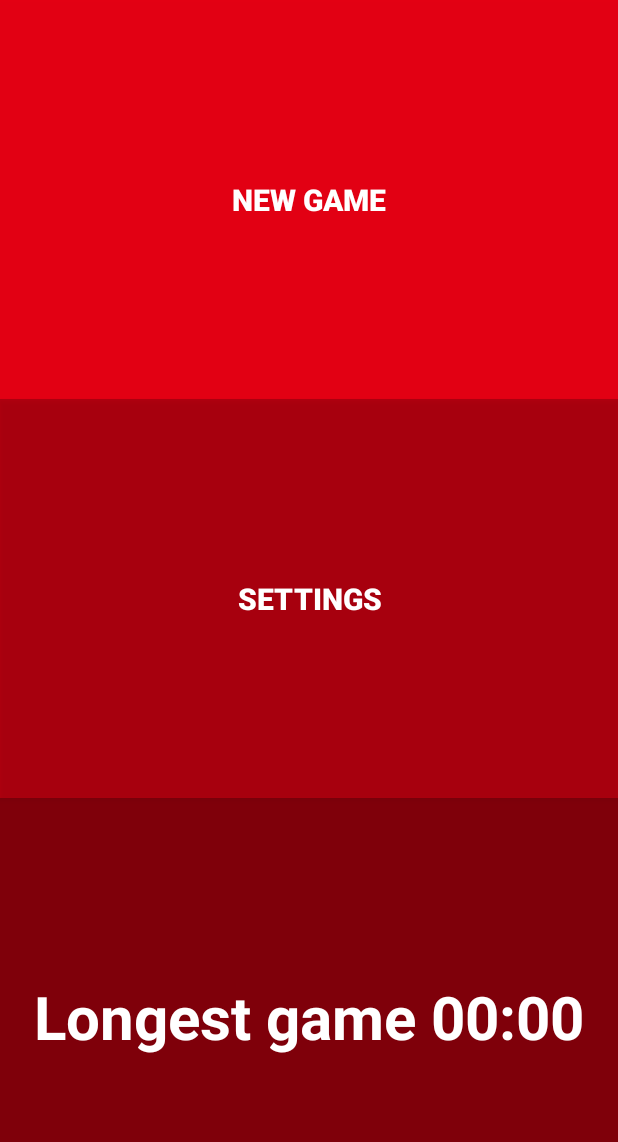
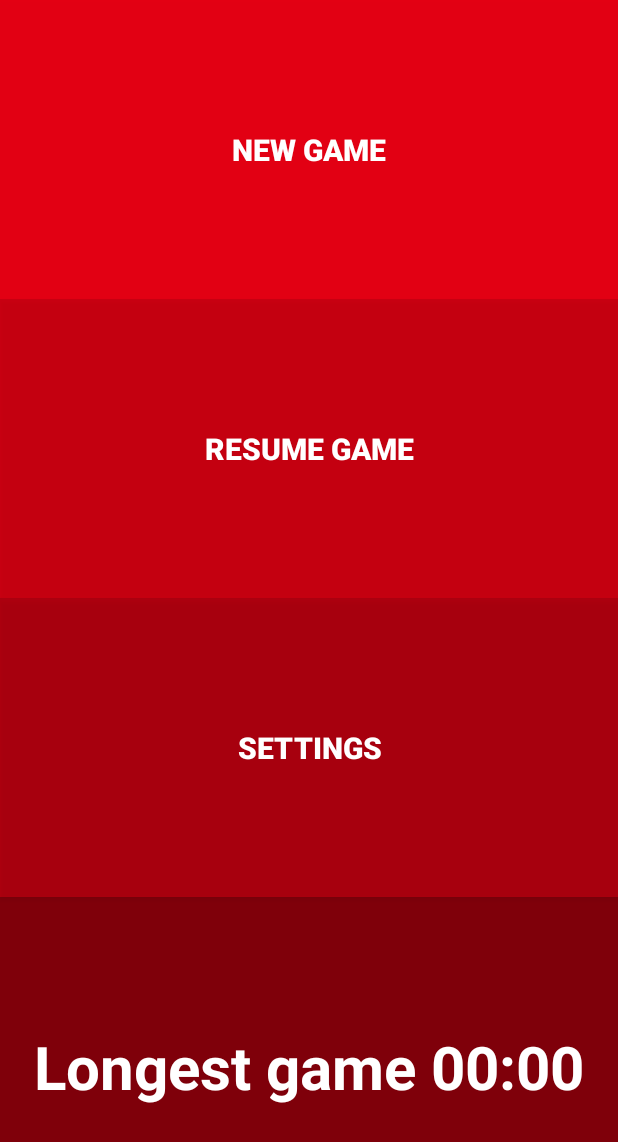
Before and after one commit to ccrama/HueGame, an Android app: the screen it shows after launch (MainMenu), on a phone screen of 412 x 824 dp. Shown: the top 1142 px of the screen. Run offline under Robolectric (Android 15) with nearby library versions, the phone set to English and light mode, and no system bars.

Commit message:
Bug fixes

```diff
--- a/app/src/main/res/layout/activity_game_menu.xml
+++ b/app/src/main/res/layout/activity_game_menu.xml
@@ -4,7 +4,7 @@
     xmlns:tools="http://schemas.android.com/tools"
     android:layout_width="match_parent"
     android:layout_height="match_parent"
-    android:weightSum="0.75"
+    android:weightSum="1"
     android:keepScreenOn="true"
     android:background="@color/md_purple_400"
     android:id="@+id/background"
@@ -25,6 +25,20 @@
         android:textStyle="bold"
         android:layout_height="wrap_content" />
 
+    <Button
+        android:layout_width="match_parent"
+        android:id="@+id/resumeGame"
+        android:text="RESUME GAME"
+        android:padding="10dp"
+        android:background="#33000000"
+        android:textSize="20sp"
+        android:gravity="center"
+        android:foreground="?attr/selectableItemBackground"
+        android:textColor="#ffffff"
+        android:layout_weight=".25"
+        android:textAlignment="center"
+        android:textStyle="bold"
+        android:layout_height="wrap_content" />
     <Button
         android:layout_width="match_parent"
         android:id="@+id/settings"
```
